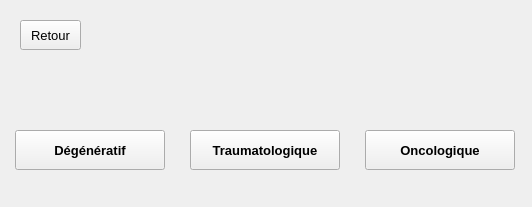
This is UITest/Pathologie_Etape2.ui in jeanlgb/MVP1 as Qt 5 draws it before an edit. The edited form follows.
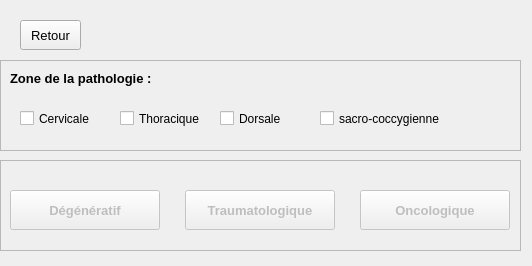
This is the edited form.

The edit to the form file:
```diff
--- a/UITest/Pathologie_Etape2.ui
+++ b/UITest/Pathologie_Etape2.ui
@@ -7,17 +7,20 @@
     <x>0</x>
     <y>0</y>
     <width>532</width>
-    <height>207</height>
+    <height>266</height>
    </rect>
   </property>
   <property name="windowTitle">
    <string>Frame</string>
   </property>
   <widget class="QPushButton" name="pushButton_3">
+   <property name="enabled">
+    <bool>false</bool>
+   </property>
    <property name="geometry">
     <rect>
-     <x>365</x>
-     <y>130</y>
+     <x>360</x>
+     <y>190</y>
      <width>150</width>
      <height>40</height>
     </rect>
@@ -34,10 +37,13 @@
    </property>
   </widget>
   <widget class="QPushButton" name="pushButton_2">
+   <property name="enabled">
+    <bool>false</bool>
+   </property>
    <property name="geometry">
     <rect>
-     <x>190</x>
-     <y>130</y>
+     <x>185</x>
+     <y>190</y>
      <width>150</width>
      <height>40</height>
     </rect>
@@ -54,10 +60,13 @@
    </property>
   </widget>
   <widget class="QPushButton" name="pushButton">
+   <property name="enabled">
+    <bool>false</bool>
+   </property>
    <property name="geometry">
     <rect>
-     <x>15</x>
-     <y>130</y>
+     <x>10</x>
+     <y>190</y>
      <width>150</width>
      <height>40</height>
     </rect>
@@ -91,6 +100,116 @@
     <string>Retour</string>
    </property>
   </widget>
+  <widget class="QFrame" name="frame_bas">
+   <property name="geometry">
+    <rect>
+     <x>0</x>
+     <y>160</y>
+     <width>521</width>
+     <height>91</height>
+    </rect>
+   </property>
+   <property name="frameShape">
+    <enum>QFrame::StyledPanel</enum>
+   </property>
+   <property name="frameShadow">
+    <enum>QFrame::Raised</enum>
+   </property>
+  </widget>
+  <widget class="QFrame" name="frame_haut">
+   <property name="geometry">
+    <rect>
+     <x>0</x>
+     <y>60</y>
+     <width>521</width>
+     <height>91</height>
+    </rect>
+   </property>
+   <property name="frameShape">
+    <enum>QFrame::StyledPanel</enum>
+   </property>
+   <property name="frameShadow">
+    <enum>QFrame::Raised</enum>
+   </property>
+   <widget class="QLabel" name="label">
+    <property name="geometry">
+     <rect>
+      <x>10</x>
+      <y>10</y>
+      <width>171</width>
+      <height>16</height>
+     </rect>
+    </property>
+    <property name="font">
+     <font>
+      <pointsize>10</pointsize>
+      <weight>75</weight>
+      <bold>true</bold>
+     </font>
+    </property>
+    <property name="text">
+     <string>Zone de la pathologie : </string>
+    </property>
+   </widget>
+   <widget class="QCheckBox" name="checkBox_cervicale">
+    <property name="geometry">
+     <rect>
+      <x>20</x>
+      <y>50</y>
+      <width>91</width>
+      <height>17</height>
+     </rect>
+    </property>
+    <property name="text">
+     <string>Cervicale</string>
+    </property>
+   </widget>
+   <widget class="QCheckBox" name="checkBox_thoracique">
+    <property name="geometry">
+     <rect>
+      <x>120</x>
+      <y>50</y>
+      <width>91</width>
+      <height>17</height>
+     </rect>
+    </property>
+    <property name="text">
+     <string>Thoracique</string>
+    </property>
+   </widget>
+   <widget class="QCheckBox" name="checkBox_dorsale">
+    <property name="geometry">
+     <rect>
+      <x>220</x>
+      <y>50</y>
+      <width>91</width>
+      <height>17</height>
+     </rect>
+    </property>
+    <property name="text">
+     <string>Dorsale</string>
+    </property>
+   </widget>
+   <widget class="QCheckBox" name="checkBox_sacro">
+    <property name="geometry">
+     <rect>
+      <x>320</x>
+      <y>50</y>
+      <width>141</width>
+      <height>17</height>
+     </rect>
+    </property>
+    <property name="text">
+     <string>sacro-coccygienne</string>
+    </property>
+   </widget>
+  </widget>
+  <zorder>frame_haut</zorder>
+  <zorder>frame_bas</zorder>
+  <zorder>pushButton_3</zorder>
+  <zorder>pushButton_2</zorder>
+  <zorder>pushButton</zorder>
+  <zorder>pushButton_retour</zorder>
  </widget>
  <resources/>
  <connections/>
```
